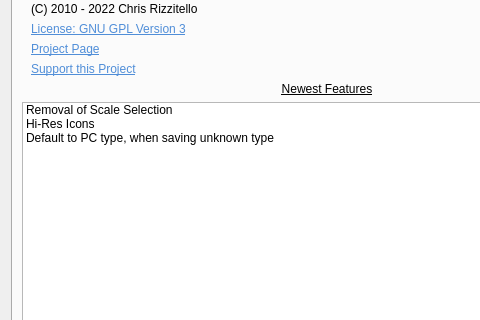
The window that src/dialogs/about.ui (sithlord48/blackchocobo) describes before a commit, drawn with Qt 5; both pictures show x 0 to 480 and y 186 to 506 of the 654 by 707 pixel window.
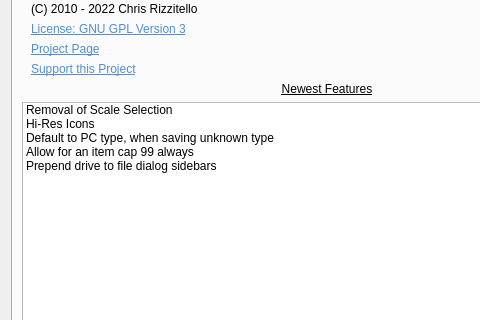
The same window after the commit. Icons and pictures are not drawn.

Diff of the .ui file:
```diff
--- a/src/dialogs/about.ui
+++ b/src/dialogs/about.ui
@@ -267,6 +267,16 @@
            <string>Default to PC type, when saving unknown type</string>
           </property>
          </item>
+         <item>
+          <property name="text">
+           <string>Allow for an item cap 99 always</string>
+          </property>
+         </item>
+         <item>
+          <property name="text">
+           <string>Prepend drive to file dialog sidebars</string>
+          </property>
+         </item>
         </widget>
        </item>
       </layout>
```
